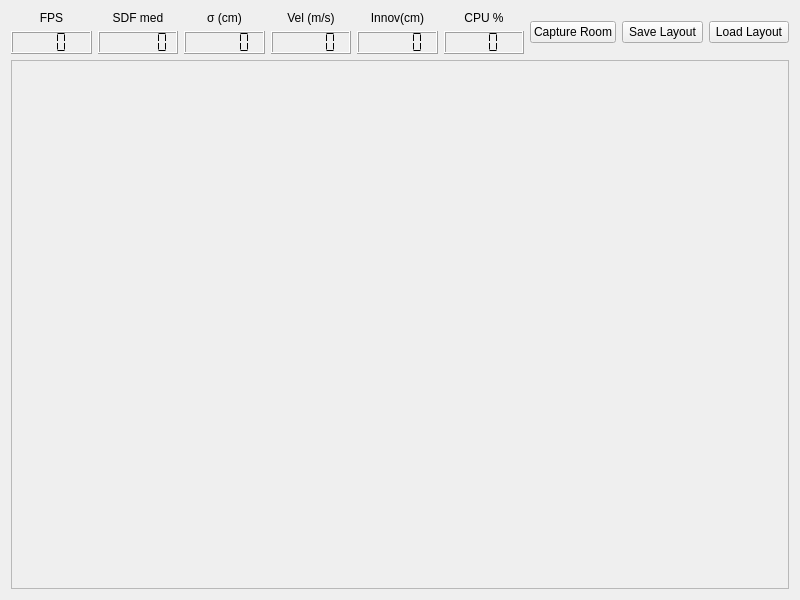
First picture: the form in ainf_slamo/src/mainUI.ui, repository pbustos/beta-robotica-class, before the edit.
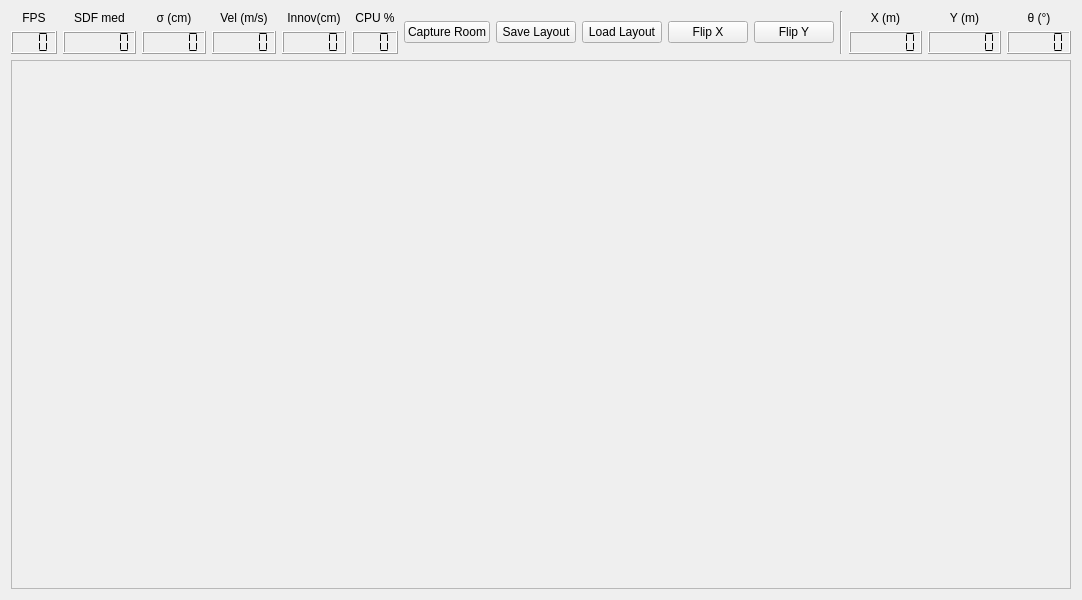
Second picture: the form after the edit.

Commit message: UI options to position the robot. now reads json and svg

Patch:
```diff
--- a/ainf_slamo/src/mainUI.ui
+++ b/ainf_slamo/src/mainUI.ui
@@ -189,6 +189,105 @@
          </property>
         </widget>
        </item>
+       <item>
+        <widget class="QPushButton" name="pushButton_flipX">
+         <property name="text">
+          <string>Flip X</string>
+         </property>
+         <property name="toolTip">
+          <string>Mirror robot position on X axis (fixes symmetry issues)</string>
+         </property>
+        </widget>
+       </item>
+       <item>
+        <widget class="QPushButton" name="pushButton_flipY">
+         <property name="text">
+          <string>Flip Y</string>
+         </property>
+         <property name="toolTip">
+          <string>Mirror robot position on Y axis (fixes symmetry issues)</string>
+         </property>
+        </widget>
+       </item>
+       <item>
+        <widget class="Line" name="line_separator">
+         <property name="orientation">
+          <enum>Qt::Vertical</enum>
+         </property>
+        </widget>
+       </item>
+       <item>
+        <layout class="QVBoxLayout" name="verticalLayout_robotX">
+         <item>
+          <widget class="QLabel" name="label_robotX">
+           <property name="text">
+            <string>X (m)</string>
+           </property>
+           <property name="alignment">
+            <set>Qt::AlignCenter</set>
+           </property>
+          </widget>
+         </item>
+         <item>
+          <widget class="QLCDNumber" name="lcdNumber_robotX">
+           <property name="digitCount">
+            <number>6</number>
+           </property>
+           <property name="segmentStyle">
+            <enum>QLCDNumber::Flat</enum>
+           </property>
+          </widget>
+         </item>
+        </layout>
+       </item>
+       <item>
+        <layout class="QVBoxLayout" name="verticalLayout_robotY">
+         <item>
+          <widget class="QLabel" name="label_robotY">
+           <property name="text">
+            <string>Y (m)</string>
+           </property>
+           <property name="alignment">
+            <set>Qt::AlignCenter</set>
+           </property>
+          </widget>
+         </item>
+         <item>
+          <widget class="QLCDNumber" name="lcdNumber_robotY">
+           <property name="digitCount">
+            <number>6</number>
+           </property>
+           <property name="segmentStyle">
+            <enum>QLCDNumber::Flat</enum>
+           </property>
+          </widget>
+         </item>
+        </layout>
+       </item>
+       <item>
+        <layout class="QVBoxLayout" name="verticalLayout_robotTheta">
+         <item>
+          <widget class="QLabel" name="label_robotTheta">
+           <property name="text">
+            <string>θ (°)</string>
+           </property>
+           <property name="alignment">
+            <set>Qt::AlignCenter</set>
+           </property>
+          </widget>
+         </item>
+         <item>
+          <widget class="QLCDNumber" name="lcdNumber_robotTheta">
+           <property name="digitCount">
+            <number>5</number>
+           </property>
+           <property name="segmentStyle">
+            <enum>QLCDNumber::Flat</enum>
+           </property>
+          </widget>
+         </item>
+        </layout>
+       </item>
       </layout>
      </item>
      <item>
```
The commit also changes 8 other files.
